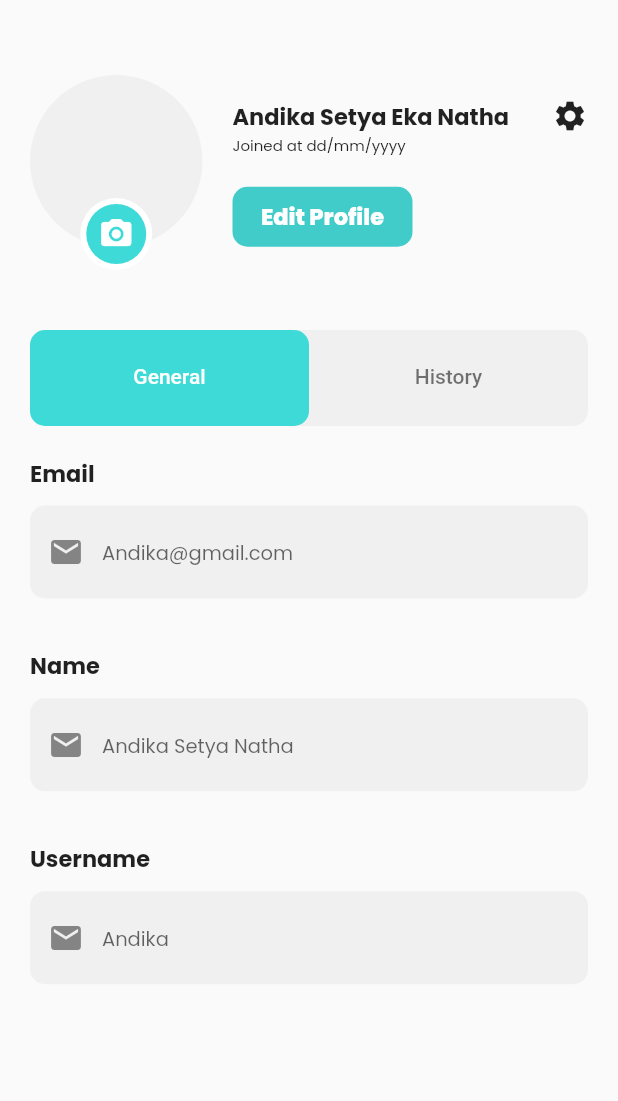
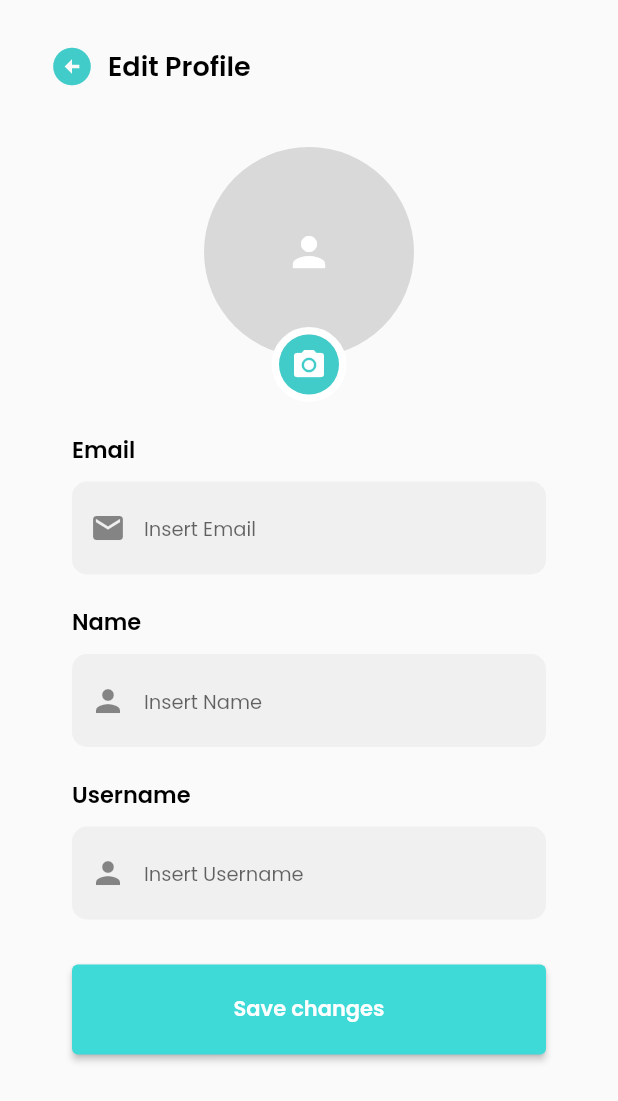
Before and after one commit to Meyy17/ZendMind_Apllication-Mobile-Flutter, a Flutter app: the ProfileMenu screen opened directly, after a tap on "Edit Profile", on a phone screen of 412 x 824 dp. Shown: the top 1101 px of the screen. Run offline on Flutter 3.47's test engine with Material 2 defaults, Android fonts, the light colour scheme and no system bars; our stand-ins replace action_slider, carousel_slider, dots_indicator, flutter_svg, google_fonts, page_transition and 2 more; accounts and stored records are empty; project files that could hold a hidden picture were left out.

Commit message:
style [BA] add UI Edit Profile & Book Consultation

```diff
--- /dev/null
+++ b/lib/Main/UserMain/Account/EditAccount/profile_edit.dart
@@ -0,0 +1,165 @@
+import 'package:flutter/material.dart';
+import 'package:zenmind/Main/UserMain/Account/profile_menu.dart';
+import 'package:zenmind/Widget/InputText.dart';
+
+class ProfileEdit extends StatefulWidget {
+  const ProfileEdit({Key? key}) : super(key: key);
+
+  @override
+  State<ProfileEdit> createState() => _ProfileEditState();
+}
+
+class _ProfileEditState extends State<ProfileEdit> {
+
+  final _emailController = TextEditingController();
+  final _nameController = TextEditingController();
+  final _usernameController = TextEditingController();
+
+  @override
+  Widget build(BuildContext context) {
+    return Scaffold(
+      body: SafeArea(
+        minimum: const EdgeInsets.symmetric(vertical: 20,horizontal: 24),
+        child: Container(
+          child: Column(
+            crossAxisAlignment: CrossAxisAlignment.start,
+            children: [
+              Row(
+                children: [
+                  IconButton(
+                    icon: const Icon(
+                      Icons.arrow_circle_left,
+                      color: Color(0xff42CCC9),
+                      size: 30,
+                    ),
+                    onPressed: (){
+                      Navigator.push(
+                        context,
+                        MaterialPageRoute(builder: (context) => const ProfileMenu()),
+                      );
+                    },
+                  ),
+                  const Text(
+                    'Edit Profile',
+                    style: TextStyle(
+                      color: Colors.black,
+                      fontSize: 18,
+                      fontWeight: FontWeight.w600,
+                    ),
+                  ),
+                ],
+              ),
+              Stack(
+                children: [
+                  Container(
+                    height: 200,
+                    child: Center(
+                        child: CircleAvatar(
+                          backgroundColor: Color(0xFFD9D9D9),
+                          radius: 70,
+                          child: Center(
+                            child: Icon(
+                              Icons.person,
+                              color: Colors.white,
+                              size: 32,
+                            ),
+                          ),
+                        ),
+                      ),
+                  ),
+                  Positioned(
+                    bottom: 0,
+                    right: 0,
+                    left: 0,
+                    child: Center(
+                      child: GestureDetector(
+                        onTap: (){
+                          print("Kepencet cuyy");
+                        },
+                        child: Container(
+                          child: CircleAvatar(
+                            backgroundColor: Color(0xff42CCC9),
+                            child: Center(
+                              child: Icon(
+                                Icons.camera_alt,
+                                color: Colors.white,
+                                size: 24,
+                              ),
+                            ),
+                          ),
+                          decoration: BoxDecoration(
+                            borderRadius: BorderRadius.circular(50),
+                            border: Border.all(
+                              color: Colors.white, // Border color
+                              width: 5, // Border width// Border style
+                            ),
+                          ),
+                        ),
+                      ),
+                    ),
+                  ),
+                ],
+              ),
+              SizedBox(height: 20,),
+              Padding(
+                padding: EdgeInsets.symmetric(horizontal: 24),
+                child: Column(
+                  crossAxisAlignment: CrossAxisAlignment.start,
+                  children: [
+                    Text(
+                      "Email",
+                      style: TextStyle(
+                          color: Colors.black,
+                          fontSize: 15,
+                          fontWeight: FontWeight.w600
+                      ),
+                    ),
+                    SizedBox(height: 10,),
+                    inputStyleFillWithIcons(context: context, hintText: "Insert Email", prefixIcons: Icon(Icons.email), controller: _emailController, validator: (p0) => p0!.isEmpty ? 'Please insert your email' : null,),
+                    SizedBox(height: 20,),
+                    Text(
+                      "Name",
+                      style: TextStyle(
+                          color: Colors.black,
+                          fontSize: 15,
+                          fontWeight: FontWeight.w600
+                      ),
+                    ),
+                    SizedBox(height: 10,),
+                    inputStyleFillWithIcons(context: context, hintText: "Insert Name", prefixIcons: Icon(Icons.person), controller: _nameController, validator: (p0) => p0!.isEmpty ? 'Please insert your name' : null,),
+                    SizedBox(height: 20,),
+                    Text(
+                      "Username",
+                      style: TextStyle(
+                          color: Colors.black,
+                          fontSize: 15,
+                          fontWeight: FontWeight.w600
+                      ),
+                    ),
+                    SizedBox(height: 10,),
+                    inputStyleFillWithIcons(context: context, hintText: "Insert Username", prefixIcons: Icon(Icons.person), controller: _usernameController, validator: (p0) => p0!.isEmpty ? 'Please insert your username' : null,),
+                    SizedBox(height: 30,),
+                    Container(
+                      height: 60,
+                      width: double.infinity,
+                      child: ElevatedButton(
+                          onPressed: (){},
+                          child: Text(
+                            'Save changes',
+                            style: TextStyle(
+                              color: Colors.white,
+                              fontWeight: FontWeight.w600,
+                            ),
+                          ),
+                      ),
+                    )
+                  ],
+                ),
+              )
+            ],
+          ),
+        ),
+      ),
+    );
+  }
+}
--- a/lib/Main/UserMain/Account/widget_profile.dart
+++ b/lib/Main/UserMain/Account/widget_profile.dart
@@ -1,4 +1,5 @@
 import 'package:flutter/material.dart';
+import 'package:zenmind/Main/UserMain/Account/EditAccount/profile_edit.dart';
 import 'package:zenmind/Widget/Button.dart';
 import 'package:zenmind/Widget/InputText.dart';
 import 'package:zenmind/settings_all.dart';
@@ -90,7 +91,10 @@ class ProfileWidget {
                 width: 120,
                 height: 40,
                 child: flatButtonPrimaryRounded(
-                    context: context, text: "Edit Profile", onPressed: () {}),
+                    context: context, text: "Edit Profile", onPressed: () {
+                      Navigator.push(context, MaterialPageRoute(builder: (context) => ProfileEdit()),
+                    );
+                }),
               )
             ],
           ),
--- a/pubspec.yaml
+++ b/pubspec.yaml
@@ -39,6 +39,7 @@ dependencies:
   page_transition: ^2.0.9
   provider: ^6.0.5
   shared_preferences: ^2.1.0
+  readmore: ^2.1.0
 
 dev_dependencies:
   flutter_lints: ^2.0.0
```
Also changed, not shown: lib/Main/UserMain/Consultation/BookConsultation/book_consultation.dart (added, +300 -0 lines), lib/Main/UserMain/Consultation/widget_consultation.dart (+6 -1 lines), lib/Widget/Button.dart (+63 -0 lines), Assets/Picture/Svg/DoctorPhoto.png (added), pubspec.lock.
